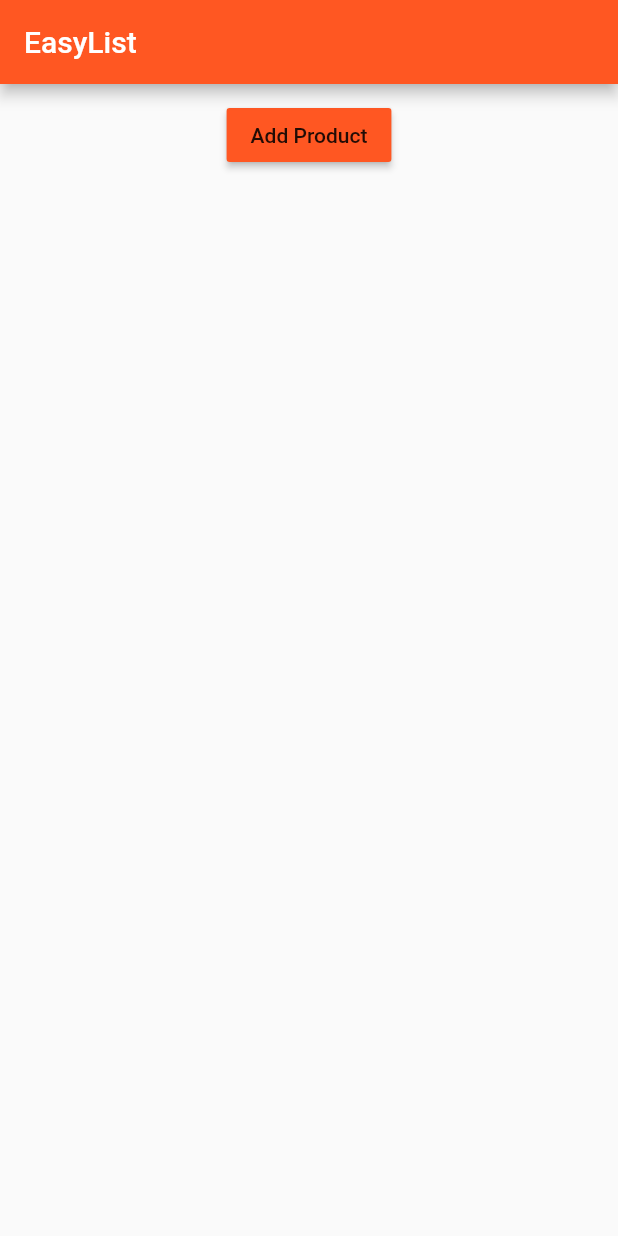
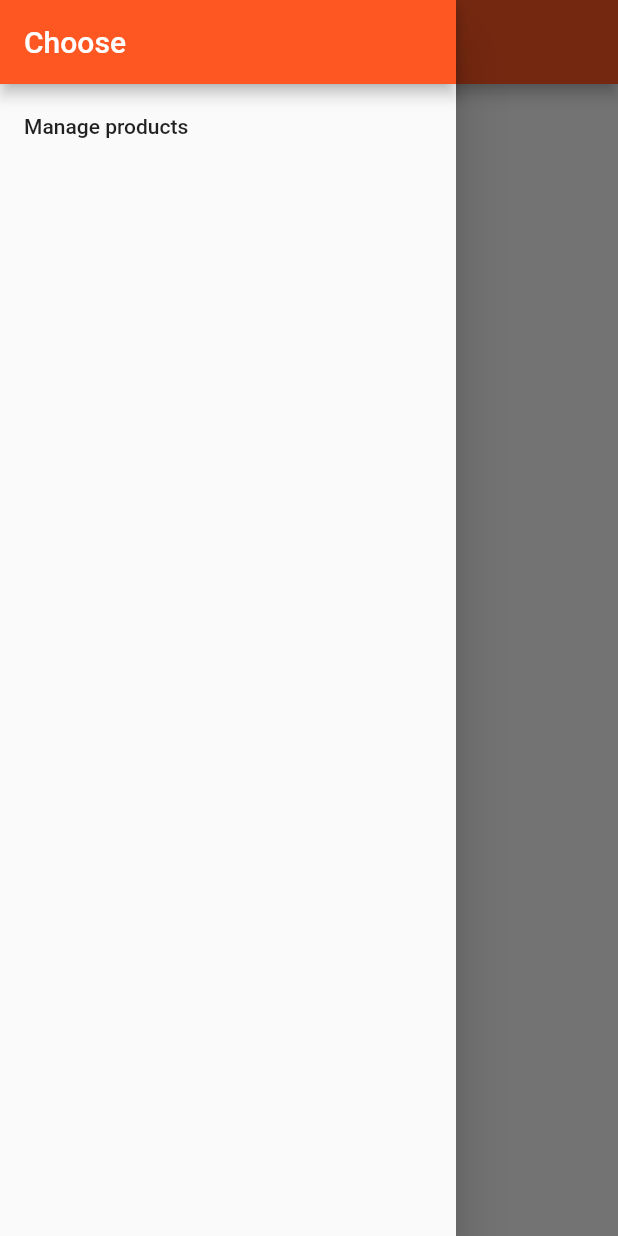
Before and after one commit to kostyaVyrodov/flutter-playground, a Flutter app: the ProductsPage screen opened directly, with the side drawer open (before the commit the screen has no drawer), on a phone screen of 412 x 824 dp. Run offline on Flutter 3.47's test engine with Material 2 defaults, Android fonts, the phone set to English and light mode, and no system bars.

```diff
--- a/lib/pages/products.dart
+++ b/lib/pages/products.dart
@@ -6,6 +6,20 @@ class ProductsPage extends StatelessWidget {
   @override
   Widget build(BuildContext context) {
     return Scaffold(
+      drawer: Drawer(
+        child: Column(
+          children: [
+            AppBar(
+              automaticallyImplyLeading: false,
+              title: Text('Choose'),
+            ),
+            ListTile(
+              title: Text('Manage products'),
+              onTap: () {},
+            )
+          ],
+        ),
+      ),
       appBar: AppBar(
         title: Text('EasyList'),
       ),
```
